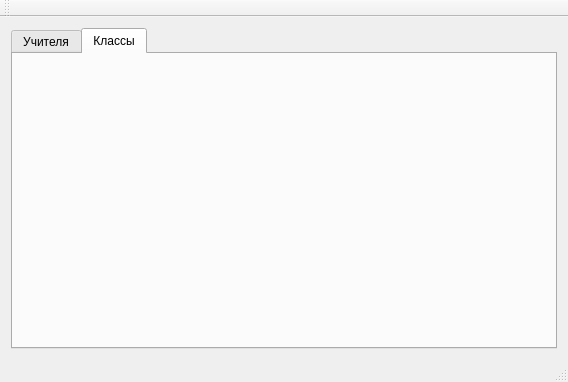
Before: the Qt Designer form schemaster/mainwindow.ui in battle-trance/schemaster, drawn with Qt 5.
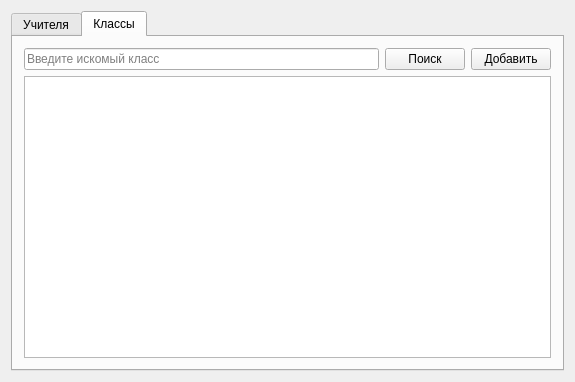
After: the same form once the commit is applied. The open tabs and pages were chosen to show the change. Icons and pictures are not drawn.

```diff
--- a/schemaster/mainwindow.ui
+++ b/schemaster/mainwindow.ui
@@ -6,7 +6,7 @@
    <rect>
     <x>0</x>
     <y>0</y>
-    <width>568</width>
+    <width>575</width>
     <height>382</height>
    </rect>
   </property>
@@ -14,7 +14,7 @@
    <string>MainWindow</string>
   </property>
   <widget class="QWidget" name="centralWidget">
-   <layout class="QVBoxLayout" name="verticalLayout">
+   <layout class="QVBoxLayout" name="verticalLayout_2">
     <item>
      <widget class="QTabWidget" name="tabWidget">
       <property name="currentIndex">
@@ -24,15 +24,8 @@
        <attribute name="title">
         <string>Учителя</string>
        </attribute>
-       <widget class="QWidget" name="">
-        <property name="geometry">
-         <rect>
-          <x>10</x>
-          <y>10</y>
-          <width>301</width>
-          <height>29</height>
-         </rect>
-        </property>
+       <layout class="QVBoxLayout" name="verticalLayout">
+        <item>
         <layout class="QHBoxLayout" name="horizontalLayout">
          <item>
           <widget class="QLineEdit" name="lineEdit">
@@ -46,39 +39,65 @@
            <property name="text">
             <string>Поиск</string>
            </property>
-          </widget>
-         </item>
-        </layout>
-       </widget>
+            <property name="icon">
+             <iconset>
+              <normaloff>img/find22.png</normaloff>img/find22.png</iconset>
+            </property>
+           </widget>
+          </item>
+          <item>
+           <widget class="QPushButton" name="pushButton_2">
+            <property name="text">
+             <string>Добавить</string>
+            </property>
+           </widget>
+          </item>
+         </layout>
+        </item>
+        <item>
+         <widget class="QListWidget" name="teacherslist"/>
+        </item>
+       </layout>
       </widget>
       <widget class="QWidget" name="classes">
        <attribute name="title">
         <string>Классы</string>
        </attribute>
-      </widget>
-     </widget>
-    </item>
-   </layout>
-  </widget>
-  <widget class="QMenuBar" name="menuBar">
-   <property name="geometry">
-    <rect>
-     <x>0</x>
-     <y>0</y>
-     <width>568</width>
-     <height>25</height>
-    </rect>
-   </property>
-  </widget>
-  <widget class="QToolBar" name="mainToolBar">
-   <attribute name="toolBarArea">
-    <enum>TopToolBarArea</enum>
-   </attribute>
-   <attribute name="toolBarBreak">
-    <bool>false</bool>
-   </attribute>
+       <layout class="QVBoxLayout" name="verticalLayout_3">
+        <item>
+         <layout class="QHBoxLayout" name="horizontalLayout_2">
+          <item>
+           <widget class="QLineEdit" name="lineEdit_2">
+            <property name="placeholderText">
+             <string>Введите искомый класс</string>
+            </property>
+           </widget>
+          </item>
+          <item>
+           <widget class="QPushButton" name="pushButton_4">
+            <property name="text">
+             <string>Поиск</string>
+            </property>
+           </widget>
+          </item>
+          <item>
+           <widget class="QPushButton" name="pushButton_3">
+            <property name="text">
+             <string>Добавить</string>
+            </property>
+           </widget>
+          </item>
+         </layout>
+        </item>
+        <item>
+         <widget class="QListWidget" name="studentslist"/>
+        </item>
+       </layout>
+      </widget>
+     </widget>
+    </item>
+   </layout>
   </widget>
-  <widget class="QStatusBar" name="statusBar"/>
  </widget>
  <layoutdefault spacing="6" margin="11"/>
  <resources/>
```
Left out of the diff: 8 changed lines with no effect on the pictures. Lines whose indentation alone changed are shown as unchanged.
